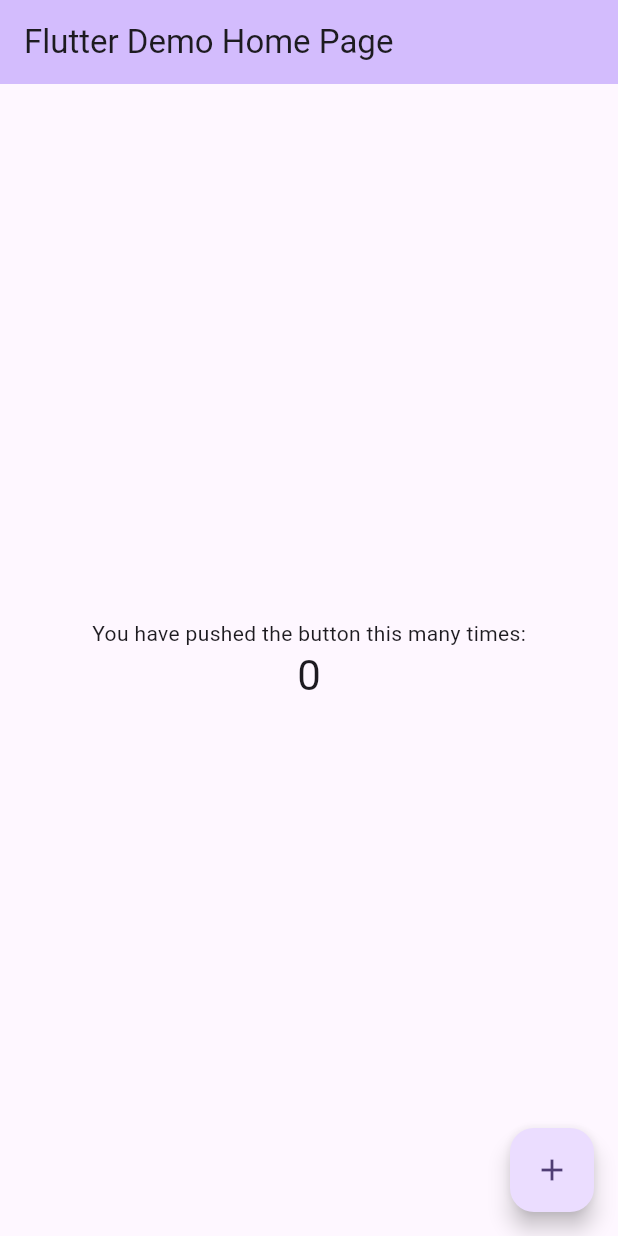
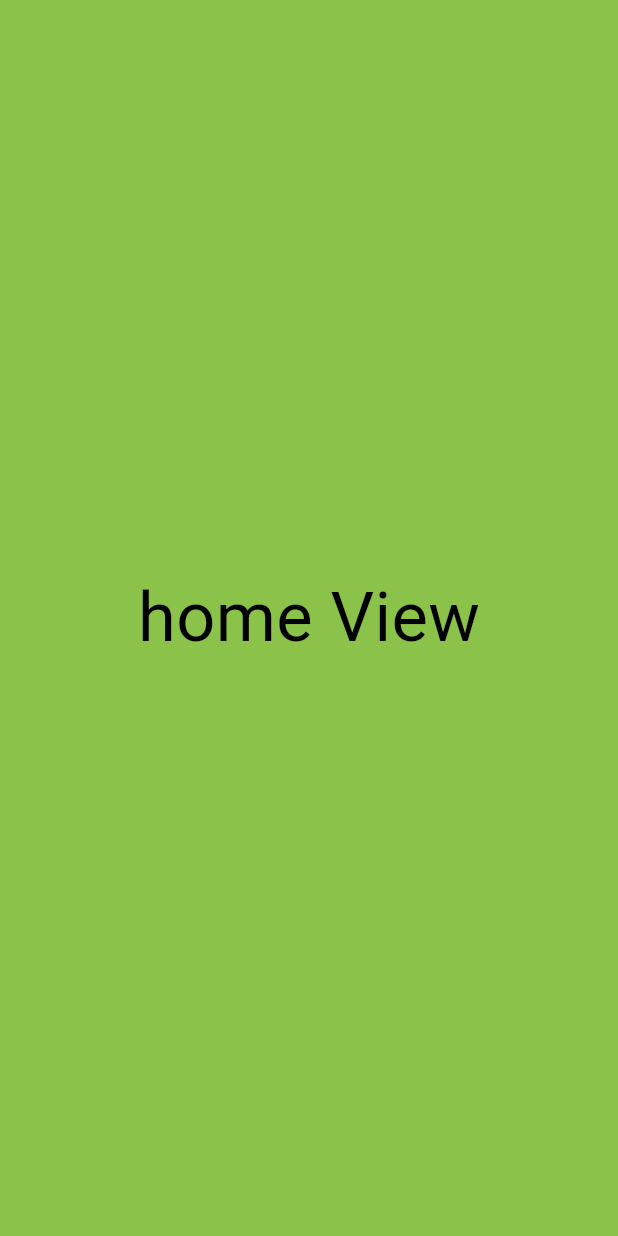
Before and after one commit to Gulshid/Flutter-Firebase, a Flutter app: the screen it shows after launch, on a phone screen of 412 x 824 dp. Run offline on Flutter 3.47's test engine with Material 3 defaults, Android fonts, the light colour scheme and no system bars; our stand-ins replace firebase_core, flutter_screenutil; accounts and stored records are empty.

Commit message:
Implement some directory files

```diff
--- /dev/null
+++ b/firebase_series/lib/Routes/Routes.dart
@@ -0,0 +1,26 @@
+import 'package:firebase_series/Routes/RoutesName.dart';
+import 'package:firebase_series/view-/home_view.dart';
+import 'package:flutter/material.dart';
+
+class Routes {
+  static Route<dynamic> generate_Route(RouteSettings hello) {
+    switch (hello.name) {
+      case Routesname.home:
+        {
+          return MaterialPageRoute(
+            builder: (BuildContext context) => HomeView(),
+          );
+        }
+
+      default:
+        {
+          return MaterialPageRoute(
+            builder:
+                (_) => Scaffold(
+                  body: Center(child: Text('No Route here it thsi point')),
+                ),
+          );
+        }
+    }
+  }
+}
--- /dev/null
+++ b/firebase_series/lib/Routes/RoutesName.dart
@@ -0,0 +1,3 @@
+class Routesname {
+  static const String home = 'Home View';
+}
--- /dev/null
+++ b/firebase_series/lib/View_Model/firebase_viewmodel.dart
@@ -0,0 +1,5 @@
+import 'package:flutter/material.dart';
+
+class FirebaseViewmodel  with ChangeNotifier{
+
+}
--- a/firebase_series/lib/main.dart
+++ b/firebase_series/lib/main.dart
@@ -1,122 +1,54 @@
+import 'package:firebase_core/firebase_core.dart';
+import 'package:firebase_series/Routes/Routes.dart';
+import 'package:firebase_series/Routes/RoutesName.dart';
+import 'package:firebase_series/View_Model/firebase_viewmodel.dart';
 import 'package:flutter/material.dart';
+import 'package:flutter_screenutil/flutter_screenutil.dart';
+import 'package:provider/provider.dart';
 
-void main() {
+void main() async {
+  WidgetsFlutterBinding.ensureInitialized();
+  await Firebase.initializeApp();
   runApp(const MyApp());
 }
 
 class MyApp extends StatelessWidget {
   const MyApp({super.key});
 
-  // This widget is the root of your application.
   @override
   Widget build(BuildContext context) {
-    return MaterialApp(
-      title: 'Flutter Demo',
-      theme: ThemeData(
-        // This is the theme of your application.
-        //
-        // TRY THIS: Try running your application with "flutter run". You'll see
-        // the application has a purple toolbar. Then, without quitting the app,
-        // try changing the seedColor in the colorScheme below to Colors.green
-        // and then invoke "hot reload" (save your changes or press the "hot
-        // reload" button in a Flutter-supported IDE, or press "r" if you used
-        // the command line to start the app).
-        //
-        // Notice that the counter didn't reset back to zero; the application
-        // state is not lost during the reload. To reset the state, use hot
-        // restart instead.
-        //
-        // This works for code too, not just values: Most code changes can be
-        // tested with just a hot reload.
-        colorScheme: ColorScheme.fromSeed(seedColor: Colors.deepPurple),
-      ),
-      home: const MyHomePage(title: 'Flutter Demo Home Page'),
+    return ScreenUtilInit(
+      designSize: Size(360, 690),
+      minTextAdapt: true,
+      splitScreenMode: true,
+      builder: (context, child) {
+        return MultiProvider(
+          providers: [
+            ChangeNotifierProvider(create: (_) => FirebaseViewmodel()),
+          ],
+
+          child: Builder(
+            builder: (BuildContext context) {
+              return MaterialApp(
+                debugShowCheckedModeBanner: false,
+                title: 'Firebase',
+                theme: ThemeData(
+                  applyElevationOverlayColor: true,
+                  brightness: Brightness.light,
+                  appBarTheme: AppBarTheme(color: Colors.teal),
+                  primarySwatch: Colors.blue,
+                  textTheme: Typography.englishLike2018.apply(
+                    fontSizeFactor: 1.sp,
+                  ),
+                ),
+
+                initialRoute: Routesname.home,
+                onGenerateRoute: Routes.generate_Route,
+              );
+            },
+          ),
+        );
+      },
     );
   }
 }
-
-class MyHomePage extends StatefulWidget {
-  const MyHomePage({super.key, required this.title});
-
-  // This widget is the home page of your application. It is stateful, meaning
-  // that it has a State object (defined below) that contains fields that affect
-  // how it looks.
-
-  // This class is the configuration for the state. It holds the values (in this
-  // case the title) provided by the parent (in this case the App widget) and
-  // used by the build method of the State. Fields in a Widget subclass are
-  // always marked "final".
-
-  final String title;
-
-  @override
-  State<MyHomePage> createState() => _MyHomePageState();
-}
-
-class _MyHomePageState extends State<MyHomePage> {
-  int _counter = 0;
-
-  void _incrementCounter() {
-    setState(() {
-      // This call to setState tells the Flutter framework that something has
-      // changed in this State, which causes it to rerun the build method below
-      // so that the display can reflect the updated values. If we changed
-      // _counter without calling setState(), then the build method would not be
-      // called again, and so nothing would appear to happen.
-      _counter++;
-    });
-  }
-
-  @override
-  Widget build(BuildContext context) {
-    // This method is rerun every time setState is called, for instance as done
-    // by the _incrementCounter method above.
-    //
-    // The Flutter framework has been optimized to make rerunning build methods
-    // fast, so that you can just rebuild anything that needs updating rather
-    // than having to individually change instances of widgets.
-    return Scaffold(
-      appBar: AppBar(
-        // TRY THIS: Try changing the color here to a specific color (to
-        // Colors.amber, perhaps?) and trigger a hot reload to see the AppBar
-        // change color while the other colors stay the same.
-        backgroundColor: Theme.of(context).colorScheme.inversePrimary,
-        // Here we take the value from the MyHomePage object that was created by
-        // the App.build method, and use it to set our appbar title.
-        title: Text(widget.title),
-      ),
-      body: Center(
-        // Center is a layout widget. It takes a single child and positions it
-        // in the middle of the parent.
-        child: Column(
-          // Column is also a layout widget. It takes a list of children and
-          // arranges them vertically. By default, it sizes itself to fit its
-          // children horizontally, and tries to be as tall as its parent.
-          //
-          // Column has various properties to control how it sizes itself and
-          // how it positions its children. Here we use mainAxisAlignment to
-          // center the children vertically; the main axis here is the vertical
-          // axis because Columns are vertical (the cross axis would be
-          // horizontal).
-          //
-          // TRY THIS: Invoke "debug painting" (choose the "Toggle Debug Paint"
-          // action in the IDE, or press "p" in the console), to see the
-          // wireframe for each widget.
-          mainAxisAlignment: MainAxisAlignment.center,
-          children: <Widget>[
-            const Text('You have pushed the button this many times:'),
-            Text(
-              '$_counter',
-              style: Theme.of(context).textTheme.headlineMedium,
-            ),
-          ],
-        ),
-      ),
-      floatingActionButton: FloatingActionButton(
-        onPressed: _incrementCounter,
-        tooltip: 'Increment',
-        child: const Icon(Icons.add),
-      ), // This trailing comma makes auto-formatting nicer for build methods.
-    );
-  }
-}
--- /dev/null
+++ b/firebase_series/lib/view-/home_view.dart
@@ -0,0 +1,19 @@
+import 'package:flutter/material.dart';
+import 'package:flutter_screenutil/flutter_screenutil.dart';
+
+class HomeView extends StatefulWidget {
+  const HomeView({super.key});
+
+  @override
+  State<HomeView> createState() => _HomeViewState();
+}
+
+class _HomeViewState extends State<HomeView> {
+  @override
+  Widget build(BuildContext context) {
+    return Scaffold(
+      backgroundColor: Colors.lightGreen,
+      body: Center(child: Text('home View', style: TextStyle(color: Colors.black, fontSize: 40.sp),),),
+    );
+  }
+}
--- a/firebase_series/pubspec.yaml
+++ b/firebase_series/pubspec.yaml
@@ -34,6 +34,12 @@ dependencies:
   # The following adds the Cupertino Icons font to your application.
   # Use with the CupertinoIcons class for iOS style icons.
   cupertino_icons: ^1.0.8
+  firebase_core: ^3.13.0
+  flutter_screenutil: ^5.9.3
+  google_fonts: ^6.2.1
+  path_provider: ^2.1.5
+  provider: ^6.1.4
+  image_picker: ^1.1.2
 
 dev_dependencies:
   flutter_test:
```
Also changed, not shown: firebase_series/pubspec.lock, 5 other files.
